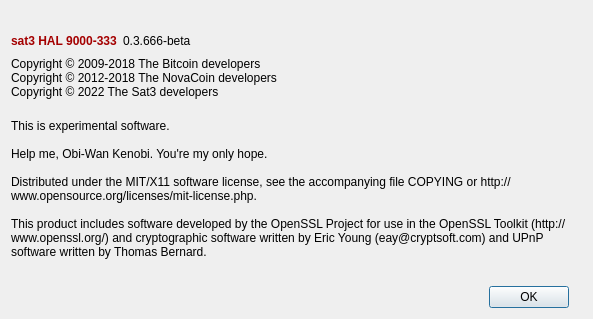
Qt form src/qt/forms/aboutdialog.ui (nerdlabs-dev/sat3) before a commit.
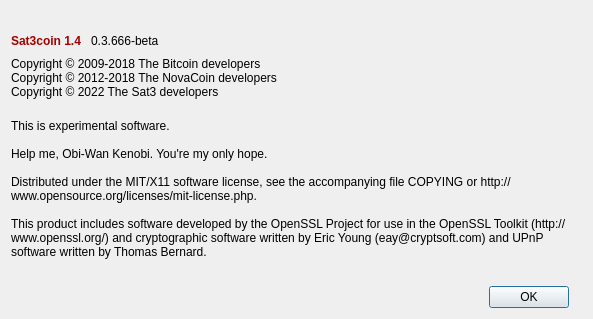
The same form after that commit. Icons and pictures are not drawn.

Diff of the .ui file:
```diff
--- a/src/qt/forms/aboutdialog.ui
+++ b/src/qt/forms/aboutdialog.ui
@@ -37,7 +37,7 @@
           <cursorShape>IBeamCursor</cursorShape>
          </property>
          <property name="text">
-          <string>&lt;html&gt;&lt;head/&gt;&lt;body&gt;&lt;p&gt;&lt;span style=&quot; font-weight:600; color:#a40000;&quot;&gt;sat3 HAL 9000-333&lt;/span&gt;&lt;/p&gt;&lt;/body&gt;&lt;/html&gt;</string>
+          <string>&lt;html&gt;&lt;head/&gt;&lt;body&gt;&lt;p&gt;&lt;span style=&quot; font-weight:600; color:#a40000;&quot;&gt;Sat3coin 1.4 &lt;/span&gt;&lt;/p&gt;&lt;/body&gt;&lt;/html&gt;</string>
          </property>
          <property name="textInteractionFlags">
           <set>Qt::LinksAccessibleByMouse|Qt::TextSelectableByKeyboard|Qt::TextSelectableByMouse</set>
```
